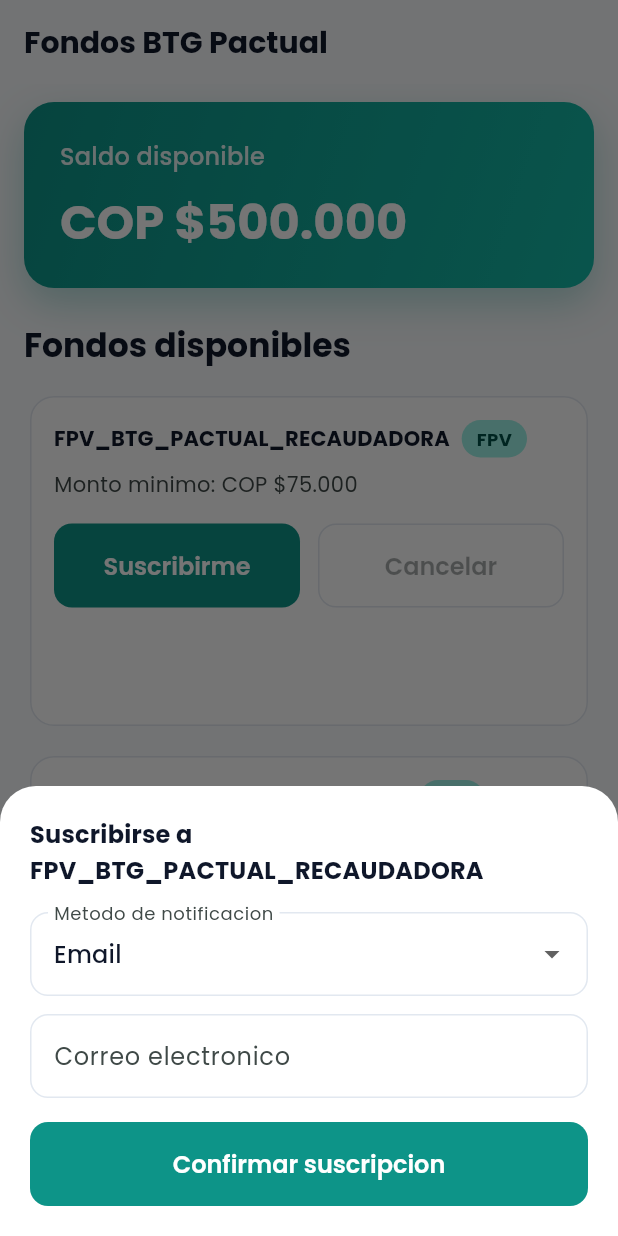
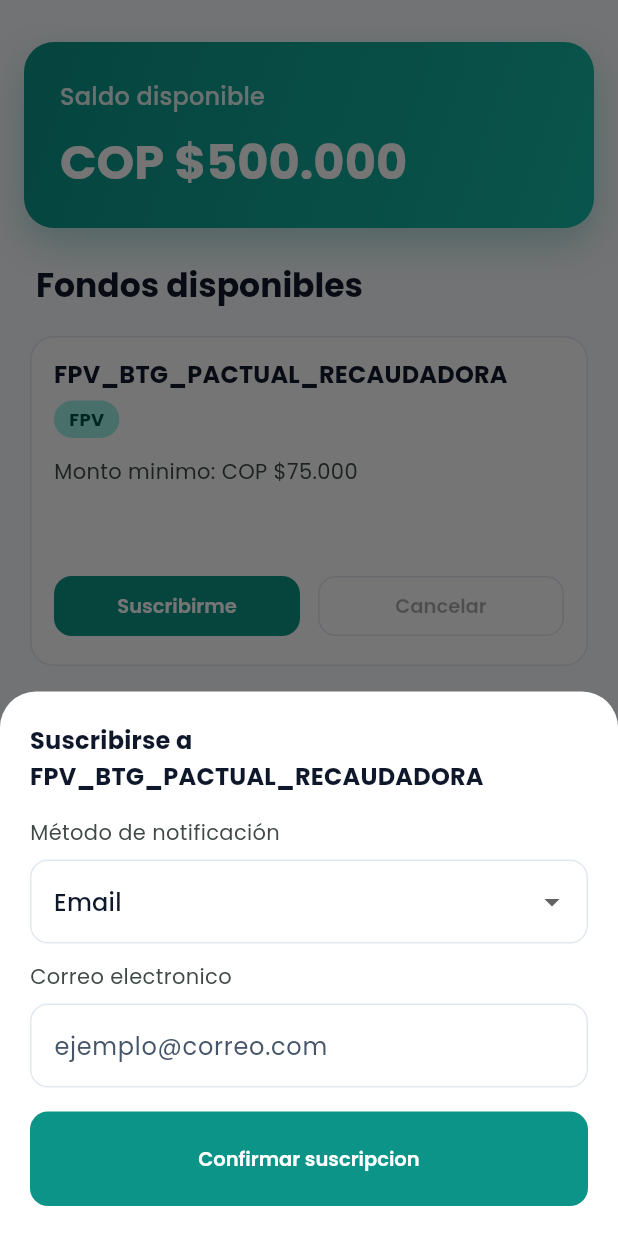
Before and after one commit to Augusto0414/prueba_tecnica, a Flutter app: the screen it shows after launch, after a tap on "Suscribirme", on a phone screen of 412 x 824 dp. Run offline on Flutter 3.47's test engine with Material 3 defaults, Android fonts, the phone set to English and light mode, and no system bars; our stand-ins replace google_fonts.

Commit message:
🛠️add: update styles

```diff
--- a/lib/screens/home/home_screen.dart
+++ b/lib/screens/home/home_screen.dart
@@ -25,11 +25,14 @@
               children: <Widget>[
                 BalanceCard(balance: provider.balance),
                 const SizedBox(height: 24),
-                Text(
-                  'Fondos disponibles',
-                  style: Theme.of(
-                    context,
-                  ).textTheme.titleLarge?.copyWith(fontWeight: FontWeight.w700),
+                Padding(
+                  padding: const EdgeInsets.only(left: 8.0),
+                  child: Text(
+                    'Fondos disponibles',
+                    style: Theme.of(context).textTheme.titleLarge?.copyWith(
+                      fontWeight: FontWeight.w700,
+                    ),
+                  ),
                 ),
                 const SizedBox(height: 16),
                 if (provider.isLoading)
--- a/lib/screens/screen.dart
+++ b/lib/screens/screen.dart
@@ -1,30 +1,19 @@
-import 'package:btg_bank/providers/home_tab_provider.dart';
 import 'package:btg_bank/widgets/navigation/custom_bottom_navigation.dart';
 import 'package:btg_bank/widgets/navigation/page_switcher.dart';
 import 'package:flutter/material.dart';
-import 'package:provider/provider.dart';
 
 class Screens extends StatelessWidget {
   const Screens({super.key});
 
-  static const List<String> _titles = <String>[
-    'Fondos BTG Pactual',
-    'Movimientos',
-    'Resumen',
-  ];
-
   @override
   Widget build(BuildContext context) {
-    final int currentIndex = context.watch<HomeTabProvider>().currentIndex;
-
     return Scaffold(
-      appBar: AppBar(
-        title: Text(
-          _titles[currentIndex],
-          style: const TextStyle(fontWeight: FontWeight.w700),
+      body: const SafeArea(
+        child: Padding(
+          padding: EdgeInsets.only(top: 16.0),
+          child: PageSwitcher(),
         ),
       ),
-      body: const PageSwitcher(),
       bottomNavigationBar: const CustomBottomNavigation(),
     );
   }
--- a/lib/theme/app_theme.dart
+++ b/lib/theme/app_theme.dart
@@ -60,9 +60,9 @@
           foregroundColor: Colors.white,
           textStyle: GoogleFonts.poppins(
             fontWeight: FontWeight.w600,
-            fontSize: 16,
+            fontSize: 13,
           ),
-          padding: const EdgeInsets.symmetric(vertical: 16, horizontal: 24),
+          padding: const EdgeInsets.symmetric(vertical: 10, horizontal: 8),
           shape: RoundedRectangleBorder(
             borderRadius: BorderRadius.circular(12),
           ),
@@ -74,9 +74,9 @@
           side: const BorderSide(color: borderLightColor),
           textStyle: GoogleFonts.poppins(
             fontWeight: FontWeight.w600,
-            fontSize: 16,
+            fontSize: 13,
           ),
-          padding: const EdgeInsets.symmetric(vertical: 16, horizontal: 24),
+          padding: const EdgeInsets.symmetric(vertical: 10, horizontal: 8),
           shape: RoundedRectangleBorder(
             borderRadius: BorderRadius.circular(12),
           ),
--- a/lib/widgets/home/fund_card.dart
+++ b/lib/widgets/home/fund_card.dart
@@ -26,19 +26,19 @@
         child: Column(
           crossAxisAlignment: CrossAxisAlignment.start,
           children: <Widget>[
-            Wrap(
-              spacing: 8,
-              runSpacing: 8,
-              crossAxisAlignment: WrapCrossAlignment.center,
+            Column(
+              crossAxisAlignment: CrossAxisAlignment.start,
               children: <Widget>[
                 Text(
                   fund.name,
                   maxLines: 2,
                   overflow: TextOverflow.ellipsis,
-                  style: theme.textTheme.titleSmall?.copyWith(
+                  style: theme.textTheme.titleMedium?.copyWith(
                     fontWeight: FontWeight.w700,
+                    height: 1.2,
                   ),
                 ),
+                const SizedBox(height: 8),
                 Container(
                   padding: const EdgeInsets.symmetric(
                     horizontal: 10,
@@ -63,14 +63,14 @@
                 ),
               ],
             ),
-            const SizedBox(height: 8),
+            const SizedBox(height: 12),
             Text(
               'Monto minimo: ${formatCop(fund.minimumAmount)}',
               style: theme.textTheme.bodyMedium?.copyWith(
                 color: theme.colorScheme.onSurfaceVariant,
               ),
             ),
-            const SizedBox(height: 16),
+            const Spacer(),
             Row(
               children: <Widget>[
                 Expanded(
--- a/lib/widgets/home/subscription_form_sheet.dart
+++ b/lib/widgets/home/subscription_form_sheet.dart
@@ -51,11 +51,18 @@
               ).textTheme.titleMedium?.copyWith(fontWeight: FontWeight.w700),
             ),
             const SizedBox(height: 16),
+            Text(
+              'Método de notificación',
+              style: Theme.of(context).textTheme.bodyMedium?.copyWith(
+                fontWeight: FontWeight.normal,
+                color: Theme.of(context).colorScheme.onSurfaceVariant,
+              ),
+            ),
+            const SizedBox(height: 8),
             DropdownButtonFormField<NotificationMethod>(
               initialValue: _selectedMethod,
               decoration: const InputDecoration(
-                labelText: 'Metodo de notificacion',
-                border: OutlineInputBorder(),
+                hintText: 'Selecciona una opcion',
               ),
               items: const <DropdownMenuItem<NotificationMethod>>[
                 DropdownMenuItem<NotificationMethod>(
@@ -75,13 +82,22 @@
               },
             ),
             const SizedBox(height: 12),
+            Text(
+              _selectedMethod == NotificationMethod.email
+                  ? 'Correo electronico'
+                  : 'Numero celular',
+              style: Theme.of(context).textTheme.bodyMedium?.copyWith(
+                fontWeight: FontWeight.normal,
+                color: Theme.of(context).colorScheme.onSurfaceVariant,
+              ),
+            ),
+            const SizedBox(height: 8),
             TextFormField(
               controller: _destinationController,
               decoration: InputDecoration(
-                labelText: _selectedMethod == NotificationMethod.email
-                    ? 'Correo electronico'
-                    : 'Numero celular',
-                border: const OutlineInputBorder(),
+                hintText: _selectedMethod == NotificationMethod.email
+                    ? 'ejemplo@correo.com'
+                    : '1234567890',
               ),
               validator: (String? value) {
                 final String text = value?.trim() ?? '';
@@ -105,6 +121,9 @@
             SizedBox(
               width: double.infinity,
               child: FilledButton(
+                style: FilledButton.styleFrom(
+                  padding: const EdgeInsets.symmetric(vertical: 22),
+                ),
                 onPressed: () {
                   if (!_formKey.currentState!.validate()) {
                     return;
```
